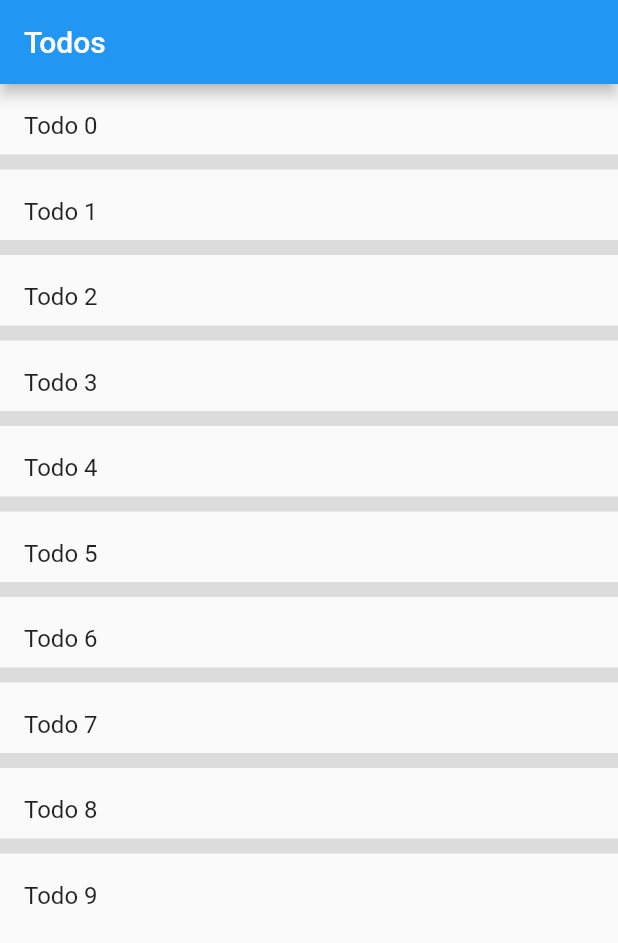
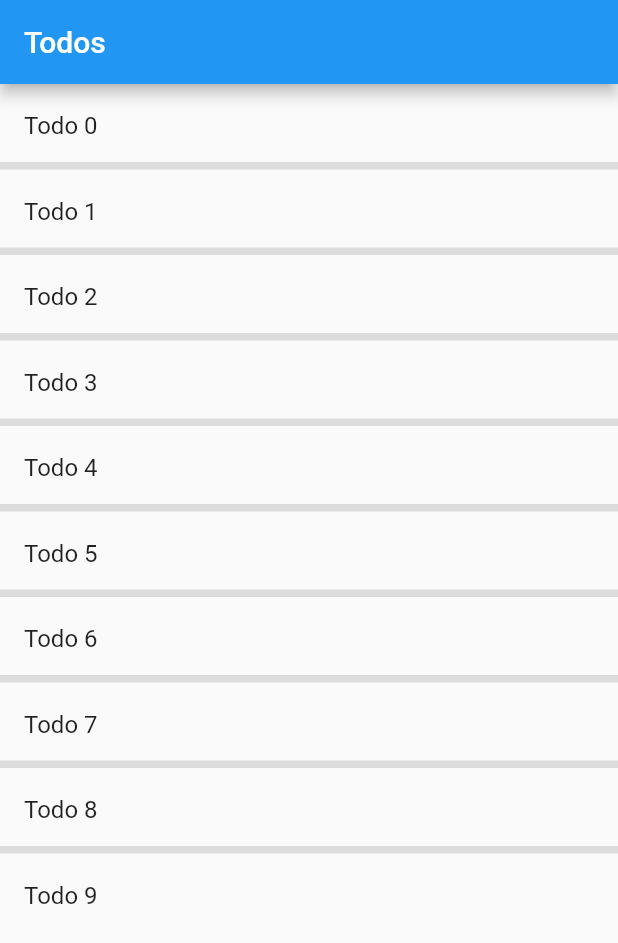
Before and after one commit to bsanderson1981/dartest, a Flutter app: the screen it shows after launch, on a phone screen of 412 x 824 dp. Shown: the top 943 px of the screen. Run offline on Flutter 3.47's test engine with Material 2 defaults, Android fonts, the phone set to English and light mode, and no system bars.

Commit message:
change thickness to 5

```diff
--- a/lib/main.dart
+++ b/lib/main.dart
@@ -38,7 +38,7 @@ class TodosScreen extends StatelessWidget {
       //added line break between items .seperated ...
       body: ListView.separated(
         itemCount: todos.length,
-         separatorBuilder: (BuildContext context, int index) => Divider(height: 1, thickness: 10,),
+         separatorBuilder: (BuildContext context, int index) => Divider(height: 1, thickness: 5,),
         itemBuilder: (context, index) {
           return ListTile(
             title: Text(todos[index].title),
```
